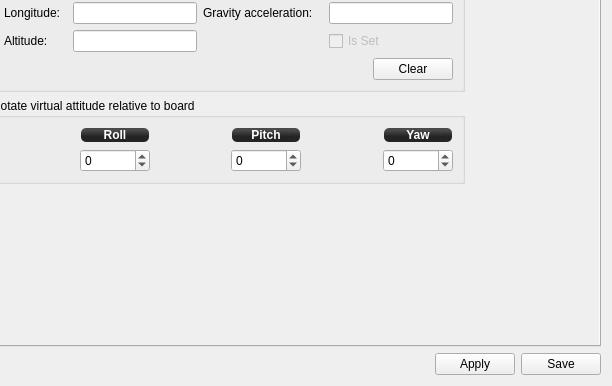
Qt form ground/openpilotgcs/src/plugins/config/revosensors.ui (openpilot/OpenPilot) before a commit; both pictures show x 224 to 836 and y 141 to 527 of the 836 by 527 pixel window.
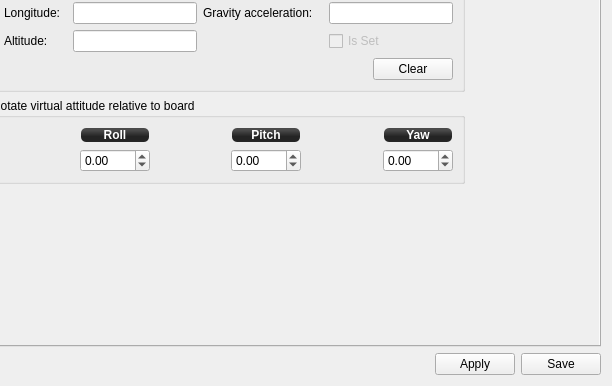
The same form after that commit. The open tabs and pages were chosen to show the change. Icons and pictures are not drawn.

Commit message: OP-975 change BoardRotation data type to float so it can be used for level calibration

```diff
--- a/ground/openpilotgcs/src/plugins/config/revosensors.ui
+++ b/ground/openpilotgcs/src/plugins/config/revosensors.ui
@@ -393,7 +393,7 @@
              </spacer>
             </item>
             <item row="1" column="3">
-             <widget class="QSpinBox" name="pitchRotation">
+             <widget class="QDoubleSpinBox" name="pitchRotation">
               <property name="minimum">
                <number>-90</number>
               </property>
@@ -475,7 +475,7 @@
              </spacer>
             </item>
             <item row="1" column="1">
-             <widget class="QSpinBox" name="rollRotation">
+             <widget class="QDoubleSpinBox" name="rollRotation">
               <property name="minimum">
                <number>-180</number>
               </property>
@@ -508,7 +508,7 @@
              </widget>
             </item>
             <item row="1" column="5">
-             <widget class="QSpinBox" name="yawRotation">
+             <widget class="QDoubleSpinBox" name="yawRotation">
               <property name="minimum">
                <number>-180</number>
               </property>
```
The commit also changes 3 other files.
